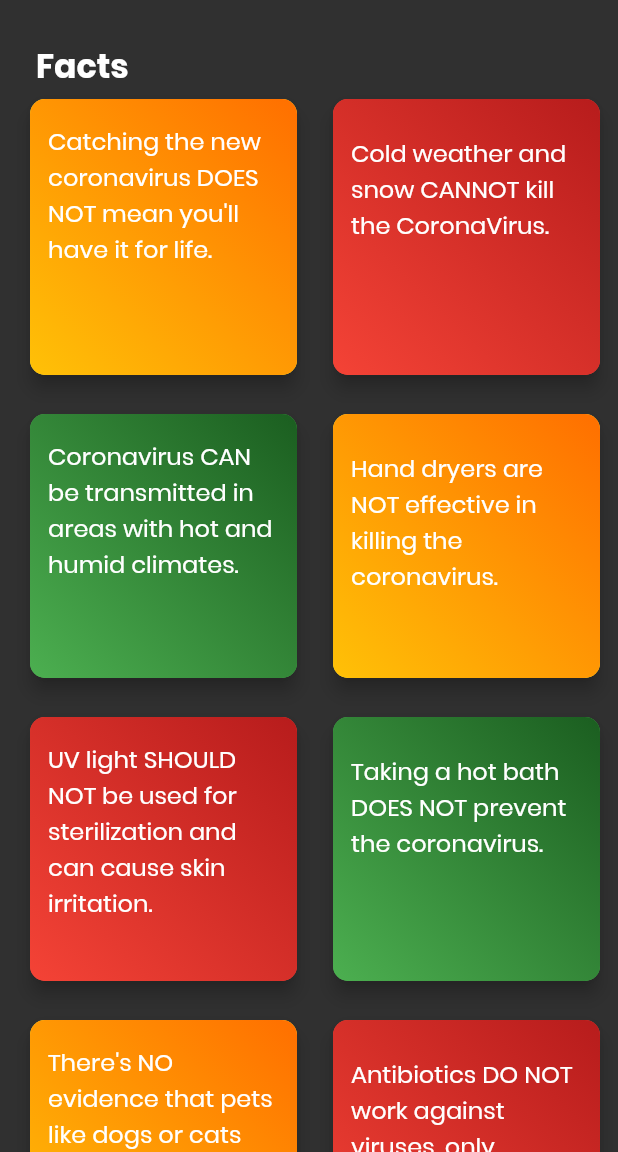
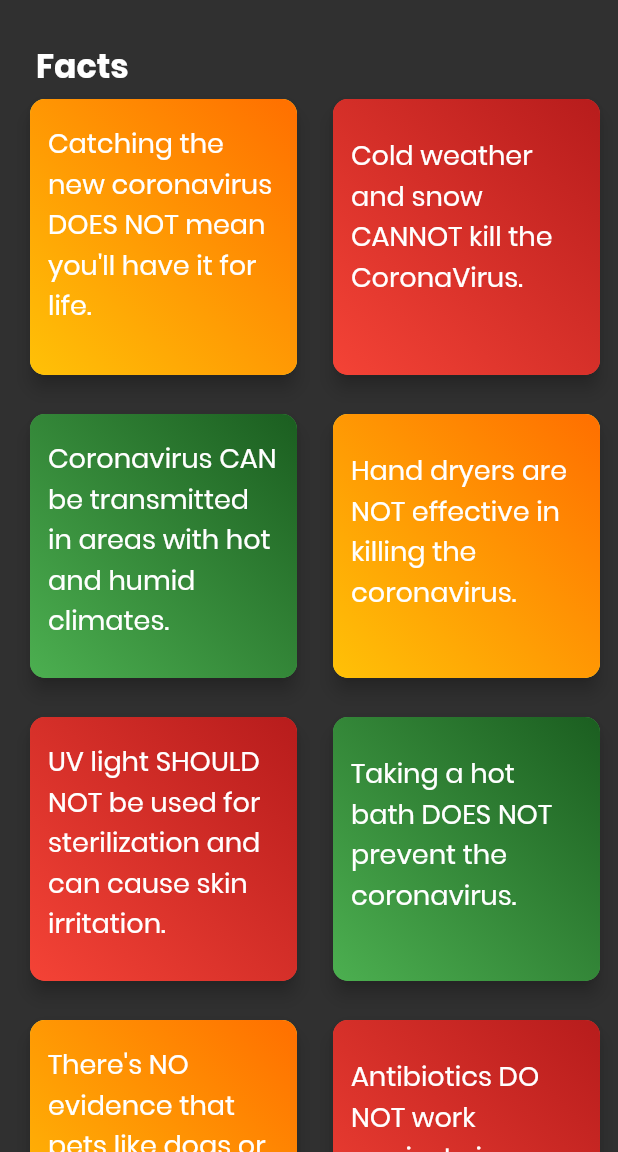
Before and after one commit to Siddharth-14/covid_19, a Flutter app: the Fact screen opened directly, on a phone screen of 412 x 824 dp, the part 84-1236 px from its top. Run offline on Flutter 3.47's test engine with Material 2 defaults, Android fonts, the phone set to English and light mode, and no system bars; our stand-ins replace dynamic_theme; network calls fail.

```diff
--- a/lib/fact.dart
+++ b/lib/fact.dart
@@ -91,7 +91,7 @@ class Fact extends StatelessWidget {
                                           "Catching the new coronavirus DOES NOT mean you'll have it for life.",
                                           style: TextStyle(
                                               color: Colors.white,
-                                              fontSize: 16.0,
+                                              fontSize: 18.0,
                                               //fontWeight: FontWeight.bold,
                                               fontFamily: 'Poppins'),
                                         ),
@@ -144,7 +144,7 @@ class Fact extends StatelessWidget {
                                           "Cold weather and snow CANNOT kill the CoronaVirus.",
                                           style: TextStyle(
                                               color: Colors.white,
-                                              fontSize: 16.0,
+                                              fontSize: 18.0,
                                               //fontWeight: FontWeight.bold,
                                               fontFamily: 'Poppins'),
                                         ),
@@ -197,7 +197,7 @@ class Fact extends StatelessWidget {
                                           "Coronavirus CAN be transmitted in areas with hot and humid climates.",
                                           style: TextStyle(
                                               color: Colors.white,
-                                              fontSize: 16.0,
+                                              fontSize: 18.0,
                                               //fontWeight: FontWeight.bold,
                                               fontFamily: 'Poppins'),
                                         ),
@@ -250,7 +250,7 @@ class Fact extends StatelessWidget {
                                           "Hand dryers are NOT effective in killing the coronavirus.",
                                           style: TextStyle(
                                               color: Colors.white,
-                                              fontSize: 16.0,
+                                              fontSize: 18.0,
                                               //fontWeight: FontWeight.bold,
                                               fontFamily: 'Poppins'),
                                         ),
@@ -303,7 +303,7 @@ class Fact extends StatelessWidget {
                                           "UV light SHOULD NOT be used for sterilization and can cause skin irritation.",
                                           style: TextStyle(
                                               color: Colors.white,
-                                              fontSize: 16.0,
+                                              fontSize: 18.0,
                                               //fontWeight: FontWeight.bold,
                                               fontFamily: 'Poppins'),
                                         ),
@@ -356,7 +356,7 @@ class Fact extends StatelessWidget {
                                           "Taking a hot bath DOES NOT prevent the coronavirus.",
                                           style: TextStyle(
                                               color: Colors.white,
-                                              fontSize: 16.0,
+                                              fontSize: 18.0,
                                               //fontWeight: FontWeight.bold,
                                               fontFamily: 'Poppins'),
                                         ),
@@ -409,7 +409,7 @@ class Fact extends StatelessWidget {
                                           "There's NO evidence that pets like dogs or cats can transmit it.",
                                           style: TextStyle(
                                               color: Colors.white,
-                                              fontSize: 16.0,
+                                              fontSize: 18.0,
                                               //fontWeight: FontWeight.bold,
                                               fontFamily: 'Poppins'),
                                         ),
@@ -462,7 +462,7 @@ class Fact extends StatelessWidget {
                                           "Antibiotics DO NOT work against viruses, only bacteria.",
                                           style: TextStyle(
                                               color: Colors.white,
-                                              fontSize: 16.0,
+                                              fontSize: 18.0,
                                               //fontWeight: FontWeight.bold,
                                               fontFamily: 'Poppins'),
                                         ),
@@ -515,7 +515,7 @@ class Fact extends StatelessWidget {
                                           "Spraying alcohol or chlorine on your body WILL NOT kill already entered viruses.",
                                           style: TextStyle(
                                               color: Colors.white,
-                                              fontSize: 16.0,
+                                              fontSize: 18.0,
                                               //fontWeight: FontWeight.bold,
                                               fontFamily: 'Poppins'),
                                         ),
@@ -568,7 +568,7 @@ class Fact extends StatelessWidget {
                                           "Thermal scanners CANNOT detect the coronavirus.",
                                           style: TextStyle(
                                               color: Colors.white,
-                                              fontSize: 16.0,
+                                              fontSize: 18.0,
                                               //fontWeight: FontWeight.bold,
                                               fontFamily: 'Poppins'),
                                         ),
@@ -621,7 +621,7 @@ class Fact extends StatelessWidget {
                                           "There's NO medicine recommended to prevent/treat CoronaVirus.",
                                           style: TextStyle(
                                               color: Colors.white,
-                                              fontSize: 16.0,
+                                              fontSize: 18.0,
                                               //fontWeight: FontWeight.bold,
                                               fontFamily: 'Poppins'),
                                         ),
@@ -674,7 +674,7 @@ class Fact extends StatelessWidget {
                                           "It CANNOT be transmitted through mosquito bites.",
                                           style: TextStyle(
                                               color: Colors.white,
-                                              fontSize: 16.0,
+                                              fontSize: 18.0,
                                               //fontWeight: FontWeight.bold,
                                               fontFamily: 'Poppins'),
                                         ),
```
